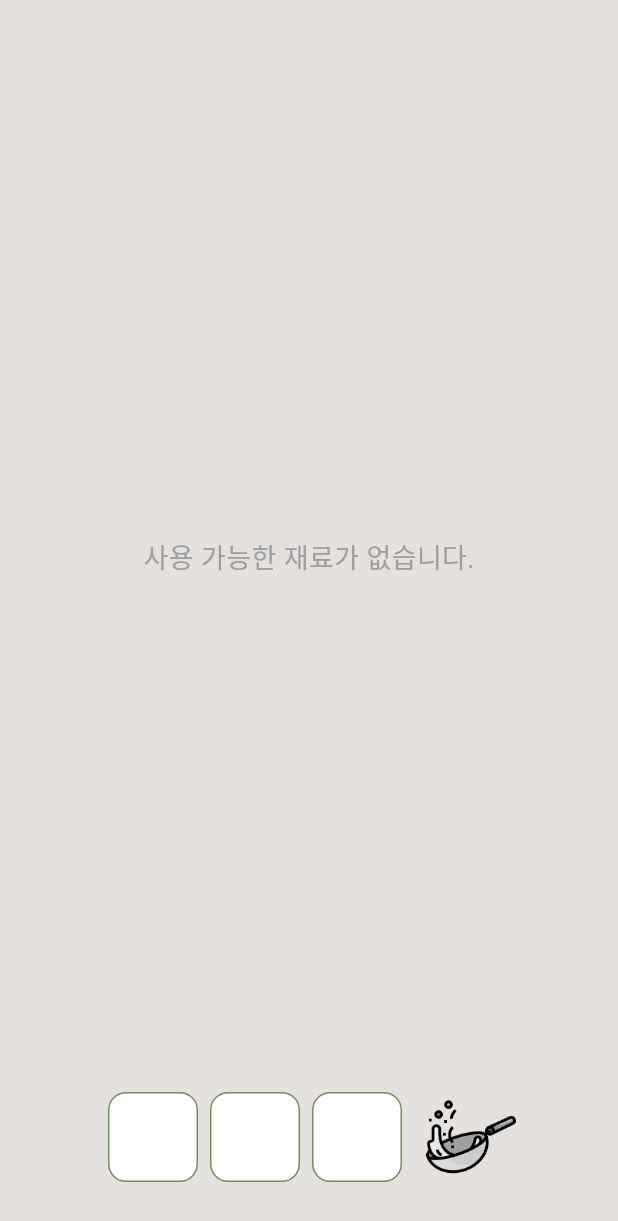
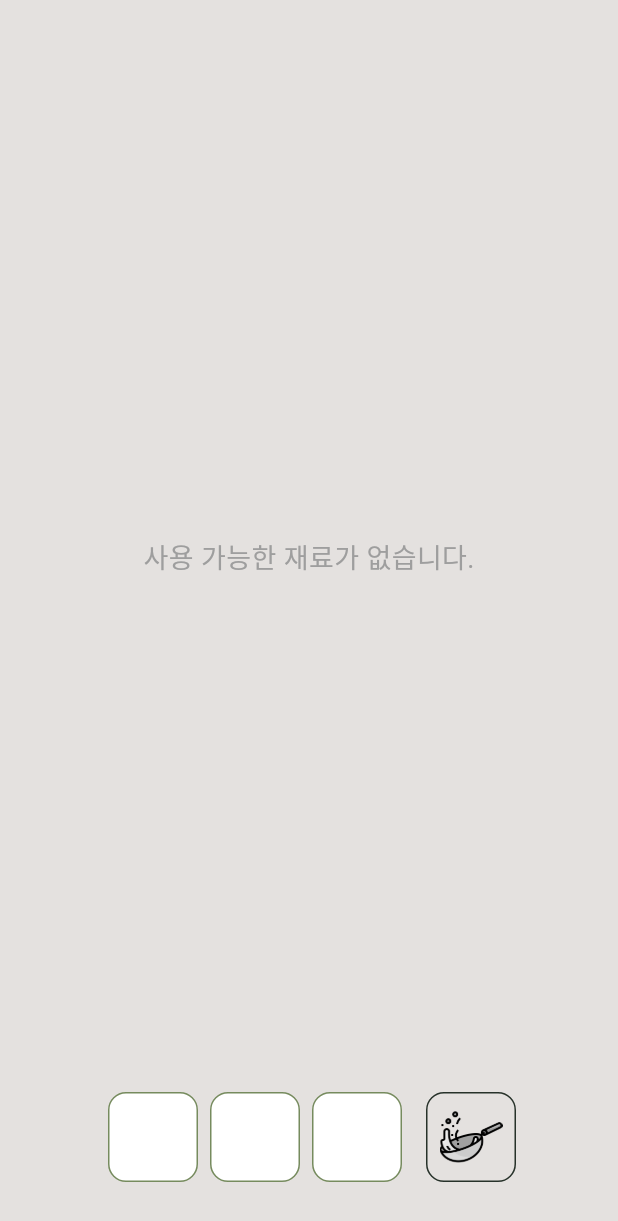
Before and after one commit to LHOIKTN/luanchlunch, a Flutter app: the FoodGridScreen screen opened directly, on a phone screen of 412 x 824 dp. Shown: the top 1221 px of the screen. Run offline on Flutter 3.47's test engine with Material 3 defaults, Android fonts, the phone set to English and light mode, and no system bars; our stand-ins replace flutter_dotenv, hive, hive_flutter, supabase_flutter; accounts and stored records are empty; network calls fail; Roboto replaces fonts that are missing (HakgyoansimDunggeunmiso).

Commit message:
Updated CombinationBox widget to change background colors to white, adjusted image sizes for better UI consistency, and refined padding for improved layout. Enhanced border colors for visual clarity.

```diff
--- a/lib/features/inventory/combination_box.dart
+++ b/lib/features/inventory/combination_box.dart
@@ -48,7 +48,7 @@ class CombinationBox extends StatelessWidget {
                     width: 60,
                     height: 60,
                     decoration: BoxDecoration(
-                      color: AppColors.secondaryLight,
+                      color: Colors.white,
                       borderRadius: BorderRadius.circular(12),
                       border: Border.all(color: AppColors.secondary),
                     ),
@@ -56,8 +56,8 @@ class CombinationBox extends StatelessWidget {
                       mainAxisAlignment: MainAxisAlignment.center,
                       children: [
                         food.imageUrl.startsWith('assets/')
-                            ? Image.asset(food.imageUrl, height: 32)
-                            : Image.file(File(food.imageUrl), height: 32),
+                            ? Image.asset(food.imageUrl, height: 40)
+                            : Image.file(File(food.imageUrl), height: 40),
                       ],
                     ),
                   ),
@@ -123,7 +123,7 @@ class CombinationBox extends StatelessWidget {
                       width: 60,
                       height: 60,
                       decoration: BoxDecoration(
-                        color: AppColors.surface,
+                        color: Colors.white,
                         borderRadius: BorderRadius.circular(12),
                         border: Border.all(color: AppColors.primary),
                       ),
@@ -140,7 +140,7 @@ class CombinationBox extends StatelessWidget {
                         width: 60,
                         height: 60,
                         decoration: BoxDecoration(
-                          color: AppColors.surface,
+                          color: Colors.white,
                           borderRadius: BorderRadius.circular(12),
                           border: Border.all(color: AppColors.error),
                         ),
@@ -184,13 +184,17 @@ class CombinationBox extends StatelessWidget {
                       width: 60,
                       height: 60,
                       decoration: BoxDecoration(
-                        color: AppColors.secondaryLight,
+                        color: Colors.white,
                         borderRadius: BorderRadius.circular(12),
+                        border: Border.all(color: AppColors.secondaryDark),
                       ),
+                      child: Padding(
+                        padding: const EdgeInsets.all(8.0),
                         child: Image.asset(
                           'assets/images/cooking.png',
-                        width: 22,
-                        height: 22,
+                          width: 28,
+                          height: 28,
+                        ),
                       ),
                     ),
                   );
@@ -202,7 +206,10 @@ class CombinationBox extends StatelessWidget {
                     decoration: BoxDecoration(
                       color: Colors.transparent,
                       borderRadius: BorderRadius.circular(12),
+                      border: Border.all(color: AppColors.secondaryDark),
                     ),
+                    child: Padding(
+                      padding: const EdgeInsets.all(8.0),
                       child: ColorFiltered(
                         colorFilter: const ColorFilter.matrix(<double>[
                           0.2126,
@@ -228,8 +235,9 @@ class CombinationBox extends StatelessWidget {
                         ]),
                         child: Image.asset(
                           'assets/images/cooking.png',
-                        width: 22,
-                        height: 22,
+                          width: 28,
+                          height: 28,
+                        ),
                       ),
                     ),
                   );
```
Lines whose indentation alone changed are shown as unchanged.
